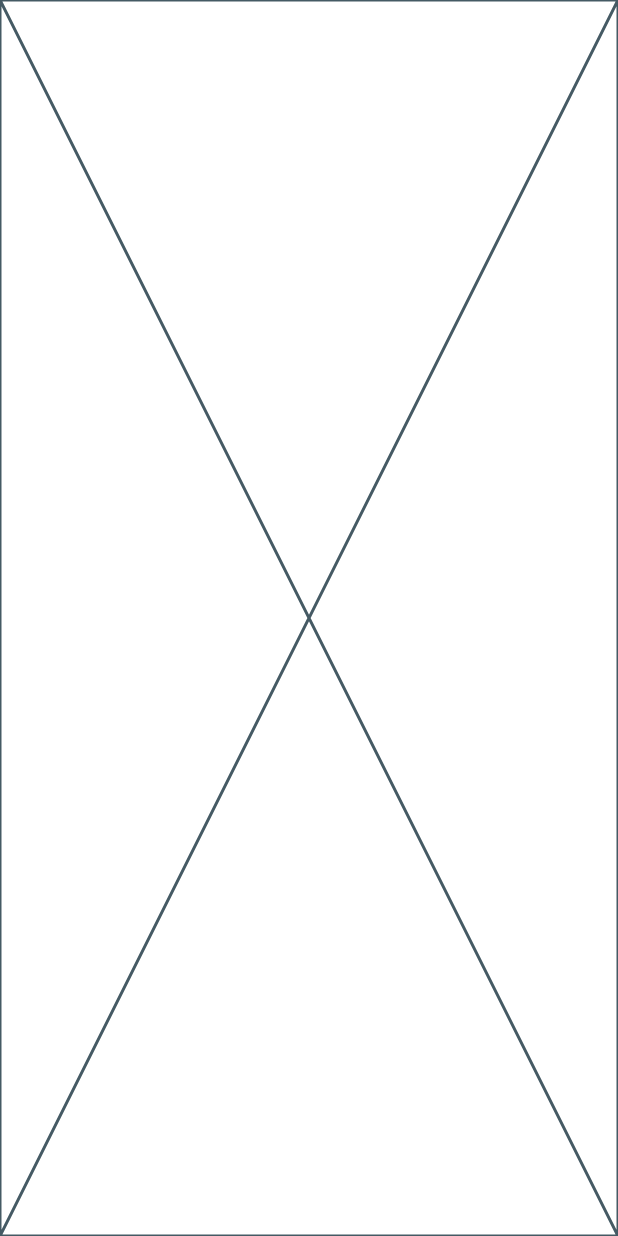
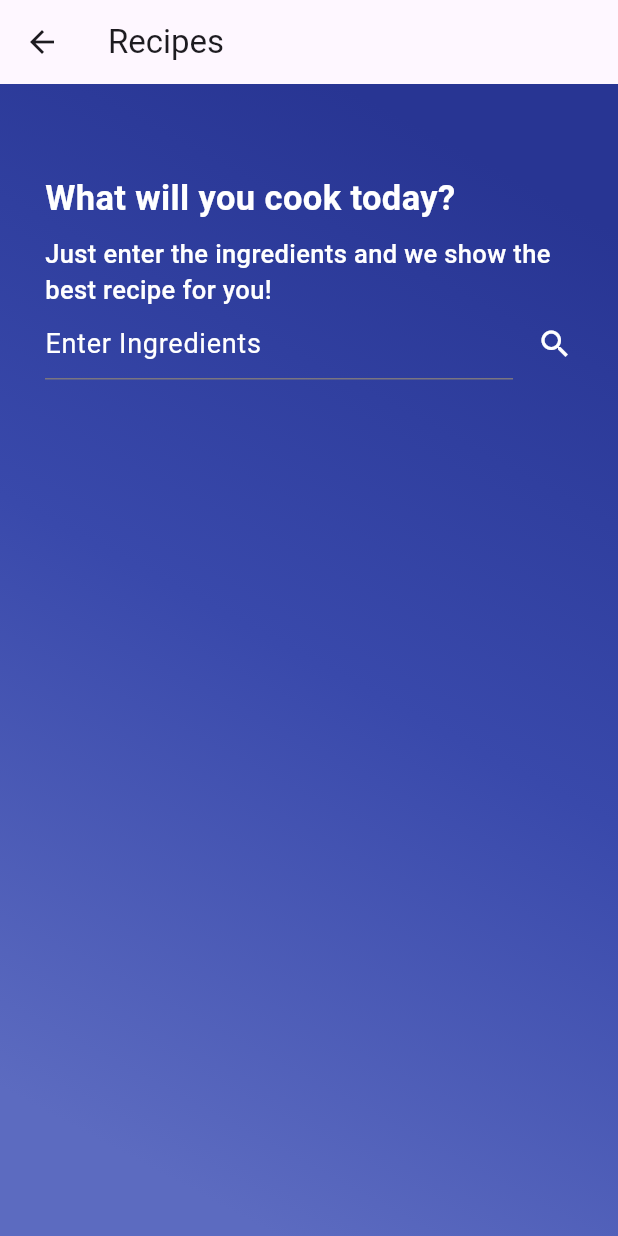
Before and after one commit to ishashankmittal/Super-App, a Flutter app: the screen it shows after launch, after a tap on "Recipes", on a phone screen of 412 x 824 dp. Run offline on Flutter 3.47's test engine with Material 2 defaults, Android fonts, the phone set to English and light mode, and no system bars.

Commit message:
Added Edamam recipe search api

```diff
--- a/lib/views/recipes_home.dart
+++ b/lib/views/recipes_home.dart
@@ -1,4 +1,8 @@
+import 'dart:io';
+import 'package:http/http.dart' as http;
+import 'package:flutter/foundation.dart';
 import 'package:flutter/material.dart';
+import 'package:super_app/config.dart';
 
 class RecipesHome extends StatefulWidget {
   const RecipesHome({super.key});
@@ -8,8 +12,118 @@ class RecipesHome extends StatefulWidget {
 }
 
 class _RecipesHomeState extends State<RecipesHome> {
+  TextEditingController textEditingController=new TextEditingController();
+  final apiKey=AppConfig.applicationKey;
+  final apiId=AppConfig.applicationId;
+  Future<void> getRecipes(String query) async {
+    final String url =
+        "https://api.edamam.com/search?q=$query&app_id=$apiId&app_key=$apiKey";
+
+    final Uri uri = Uri.parse(url);
+
+    try {
+      final response = await http.get(uri);
+      if (response.statusCode == 200) {
+        // Handle the successful response here
+        print("Response body: ${response.body}");
+      } else {
+        // Handle any error response here
+        print("Error: ${response.statusCode}");
+      }
+    } catch (e) {
+      // Handle any network or HTTP request error here
+      print("Error: $e");
+    }
+  }
   @override
   Widget build(BuildContext context) {
-    return const Placeholder();
+    return Scaffold(
+      appBar: AppBar(
+        title: Text("Recipes"),
+        backgroundColor: Colors.transparent,
+        elevation: 0,
+      ),
+      body: Stack(
+        children: <Widget>[
+          Container(
+            height: MediaQuery.of(context).size.height,
+            width: MediaQuery.of(context).size.width,
+            decoration: BoxDecoration(
+              gradient: LinearGradient(
+                  begin: Alignment.topRight,
+                  end: Alignment.bottomLeft,
+                  // Add one stop for each color. Stops should increase from 0 to 1
+                  stops: [0.1, 0.3, 0.5, 0.9],
+                  colors: [
+                    // Colors are easy thanks to Flutter's Colors class.
+                    Colors.indigo[800]!,
+                    Colors.indigo[700]!,
+                    Colors.indigo[600]!,
+                    Colors.indigo[400]!,
+                  ],
+              )
+            ),
+          ),
+          Container(
+            padding: EdgeInsets.symmetric(vertical: 30, horizontal: 30),
+            child: Column(
+              crossAxisAlignment: CrossAxisAlignment.start,
+              children: <Widget>[
+                SizedBox(height: 30,),
+                Text("What will you cook today?",style: TextStyle(
+                  fontSize: 23,
+                  fontWeight: FontWeight.w700,
+                  color: Colors.white
+                ),),
+                SizedBox(height: 8,),
+                Text("Just enter the ingredients and we show the best recipe for you!",style: TextStyle(
+                    fontSize: 17,
+                    fontWeight: FontWeight.w500,
+                    color: Colors.white
+                ),),
+                Container(
+                  width: MediaQuery.of(context).size.width,
+                  child: Row(
+                    children: <Widget>[
+                      Expanded(
+                        child: TextField(
+                          controller: textEditingController,
+                          decoration: InputDecoration(
+                            hintText: "Enter Ingredients",
+                            hintStyle: TextStyle(
+                              fontSize: 18,
+                              color: Colors.white,
+                            ),
+                          ),
+                          style: TextStyle(
+                            fontSize: 18,
+                            color: Colors.white,
+                          ),
+                        ),
+                      ),
+                      SizedBox(width:16,),
+                      InkWell(
+                        onTap: (){
+                          if(textEditingController.text.isNotEmpty){
+                            getRecipes(textEditingController.text);
+                            print("Just Do It!");
+                          }else{
+                            print("Not Do It!");
+                          }
+                        },
+                        child: Container(
+                          child: Icon(Icons.search,color: Colors.white,),
+                        ),
+                      )
+                    ],
+                  ),
+                )
+              ],
+            ),
+          )
+
+        ],
+      ),
+    );
   }
 }
--- a/pubspec.yaml
+++ b/pubspec.yaml
@@ -35,6 +35,10 @@ dependencies:
   # The following adds the Cupertino Icons font to your application.
   # Use with the CupertinoIcons class for iOS style icons.
   cupertino_icons: ^1.0.2
+  http:
+  webview_flutter:
+  url_launcher:
+
 
 dev_dependencies:
   flutter_test:
```
Also changed, not shown: pubspec.lock, 12 other files.
